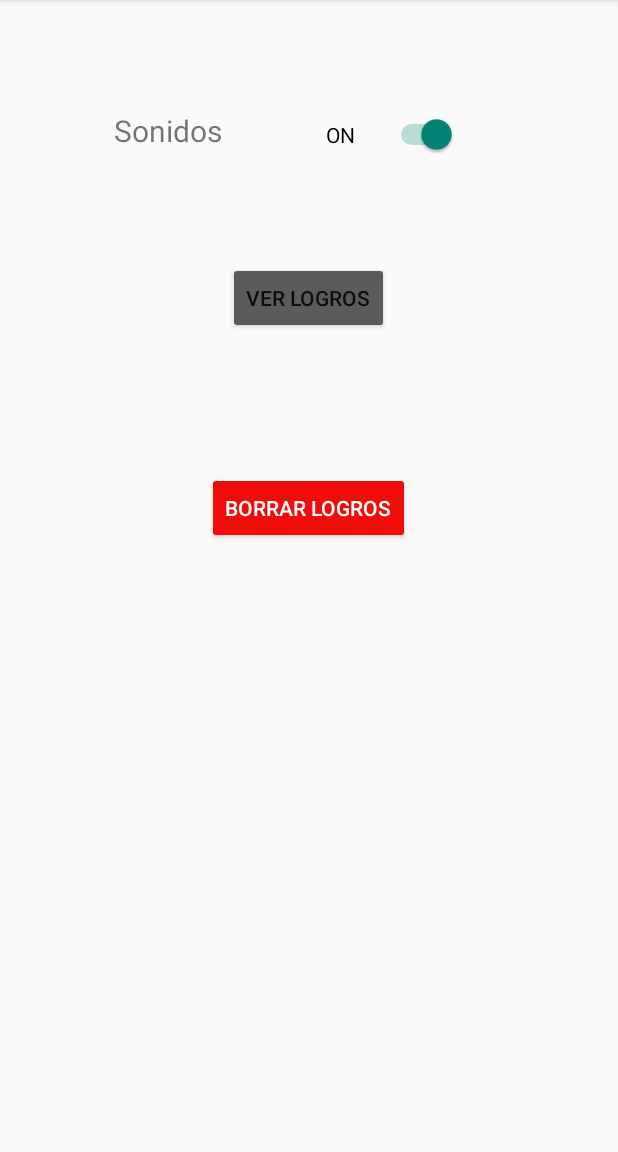
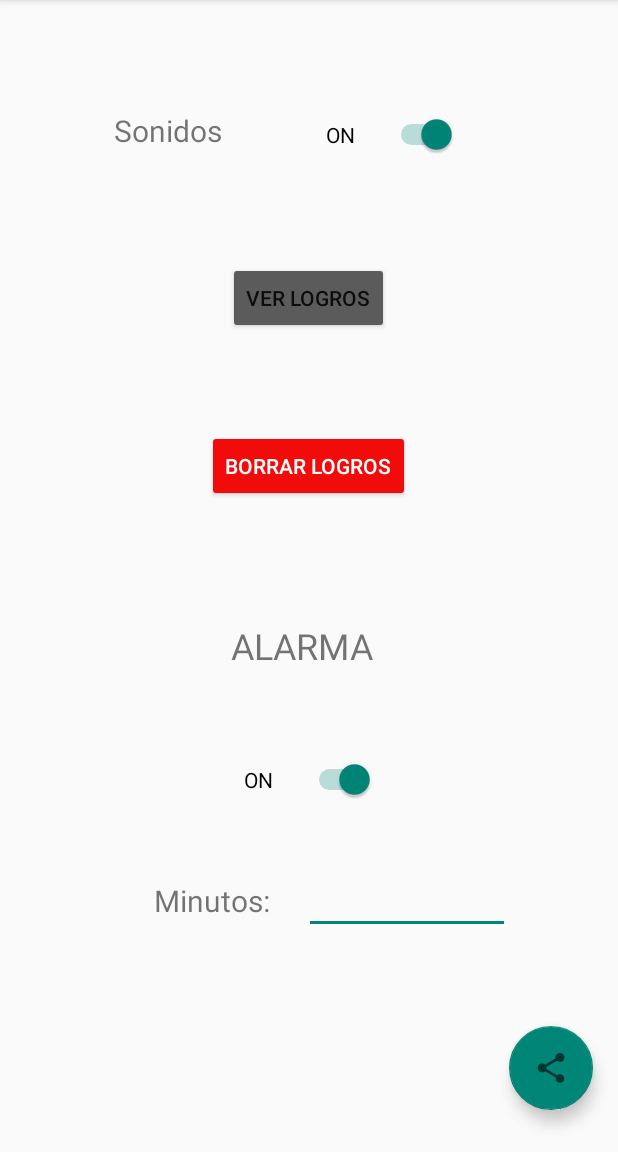
Before and after one commit to Maaxca/PM, an Android app: the PantallaConfiguracion screen opened directly, with no data from a screen before it, on a phone screen of 412 x 824 dp, the part 84-1236 px from its top. Run offline under Robolectric (Android 15) with nearby library versions, the phone set to English and light mode, and no system bars.

Commit message:
Casi acabada la practica faltan cosas como el gps,el sensor y lo de al encender la pantalla y entrar por segunda vez

```diff
--- a/app/src/main/AndroidManifest.xml
+++ b/app/src/main/AndroidManifest.xml
@@ -14,6 +14,8 @@
         android:required="true" />
 
     <uses-permission android:name="android.permission.WRITE_EXTERNAL_STORAGE" />
+    <uses-permission android:name="android.permission.ACCESS_COARSE_LOCATION" />
+    <uses-permission android:name="android.permission.ACCESS_FINE_LOCATION"/>
 
     <application
         android:name=".GlobalClass"
--- a/app/src/main/java/com/example/practicafinal/GlobalClass.java
+++ b/app/src/main/java/com/example/practicafinal/GlobalClass.java
@@ -4,6 +4,15 @@ import android.app.Application;
 
 public class GlobalClass extends Application {
     String algo="ON";
+    String algo2="ON";
+
+    public String getAlgo2() {
+        return algo2;
+    }
+
+    public void setAlgo2(String algo2) {
+        this.algo2 = algo2;
+    }
 
     public String getAlgo() {
         return algo;
--- a/app/src/main/java/com/example/practicafinal/Logros.java
+++ b/app/src/main/java/com/example/practicafinal/Logros.java
@@ -39,7 +39,7 @@ public class Logros extends AppCompatActivity {
             listView.setAdapter(arrayAdapter);
         }
         else{
-            Toast.makeText(Logros.this, "Error", Toast.LENGTH_SHORT).show();
+            Toast.makeText(Logros.this, "No hay ningun logro insertado", Toast.LENGTH_SHORT).show();
         }
     }
 }
--- a/app/src/main/res/layout/activity_pantalla_configuracion.xml
+++ b/app/src/main/res/layout/activity_pantalla_configuracion.xml
@@ -5,6 +5,20 @@
     android:layout_width="match_parent"
     android:layout_height="match_parent"
     tools:context=".PantallaConfiguracion">
+
+    <Switch
+        android:id="@+id/switch2"
+        android:layout_width="87dp"
+        android:layout_height="31dp"
+        android:text="ON"
+        android:textOff="OFF"
+        android:textOn="ON"
+        app:layout_constraintBottom_toBottomOf="parent"
+        app:layout_constraintEnd_toEndOf="parent"
+        app:layout_constraintStart_toStartOf="parent"
+        app:layout_constraintTop_toTopOf="parent"
+        app:layout_constraintVertical_bias="0.684"
+        tools:checked="true" />
 
     <TextView
         android:id="@+id/textView2"
@@ -59,5 +73,60 @@
         app:layout_constraintHorizontal_bias="0.498"
         app:layout_constraintStart_toStartOf="parent"
         app:layout_constraintTop_toTopOf="parent"
-        app:layout_constraintVertical_bias="0.437" />
+        app:layout_constraintVertical_bias="0.398" />
+
+    <com.google.android.material.floatingactionbutton.FloatingActionButton
+        android:id="@+id/btnCompartir"
+        android:layout_width="wrap_content"
+        android:layout_height="wrap_content"
+        android:clickable="true"
+        app:layout_constraintBottom_toBottomOf="parent"
+        app:layout_constraintEnd_toEndOf="parent"
+        app:layout_constraintHorizontal_bias="0.954"
+        app:layout_constraintStart_toStartOf="parent"
+        app:layout_constraintTop_toTopOf="parent"
+        app:layout_constraintVertical_bias="0.961"
+        app:srcCompat="?attr/actionModeShareDrawable" />
+
+    <TextView
+        android:id="@+id/textView3"
+        android:layout_width="wrap_content"
+        android:layout_height="wrap_content"
+        android:text="@string/ALARMA"
+        android:textSize="24sp"
+        app:layout_constraintBottom_toBottomOf="parent"
+        app:layout_constraintEnd_toEndOf="parent"
+        app:layout_constraintHorizontal_bias="0.485"
+        app:layout_constraintStart_toStartOf="parent"
+        app:layout_constraintTop_toTopOf="parent"
+        app:layout_constraintVertical_bias="0.563" />
+
+    <EditText
+        android:id="@+id/txtMinutos"
+        android:layout_width="137dp"
+        android:layout_height="43dp"
+        android:ems="10"
+        android:enabled="true"
+        android:inputType="number"
+        app:layout_constraintBottom_toBottomOf="parent"
+        app:layout_constraintEnd_toEndOf="parent"
+        app:layout_constraintHorizontal_bias="0.737"
+        app:layout_constraintStart_toStartOf="parent"
+        app:layout_constraintTop_toTopOf="parent"
+        app:layout_constraintVertical_bias="0.799"
+        tools:text="5" />
+
+    <TextView
+        android:id="@+id/textView5"
+        android:layout_width="wrap_content"
+        android:layout_height="wrap_content"
+        android:text="@string/minutos"
+        android:textSize="20sp"
+        app:layout_constraintBottom_toBottomOf="parent"
+        app:layout_constraintEnd_toEndOf="parent"
+        app:layout_constraintHorizontal_bias="0.306"
+        app:layout_constraintStart_toStartOf="parent"
+        app:layout_constraintTop_toTopOf="parent"
+        app:layout_constraintVertical_bias="0.792" />
+
 </androidx.constraintlayout.widget.ConstraintLayout>
--- a/app/src/main/res/values/strings.xml
+++ b/app/src/main/res/values/strings.xml
@@ -20,4 +20,6 @@
     <string name="Metros">Metros Recorridos</string>
     <string name="Logros">Logros</string>
     <string name="BorrarL">Borrar Logros</string>
+    <string name="ALARMA">ALARMA</string>
+    <string name="minutos">Minutos:</string>
 </resources>
```
Also changed, not shown: app/src/main/java/com/example/practicafinal/Alarma.java (added, +16 -0 lines), app/src/main/java/com/example/practicafinal/MainActivity.java (+29 -4 lines), app/src/main/java/com/example/practicafinal/PantallaAprender.java (+10 -6 lines), app/src/main/java/com/example/practicafinal/PantallaConfiguracion.java (+118 -1 lines), app/src/main/res/layout/activity_pantalla_aprender.xml (+4 -5 lines), 3 other files.
